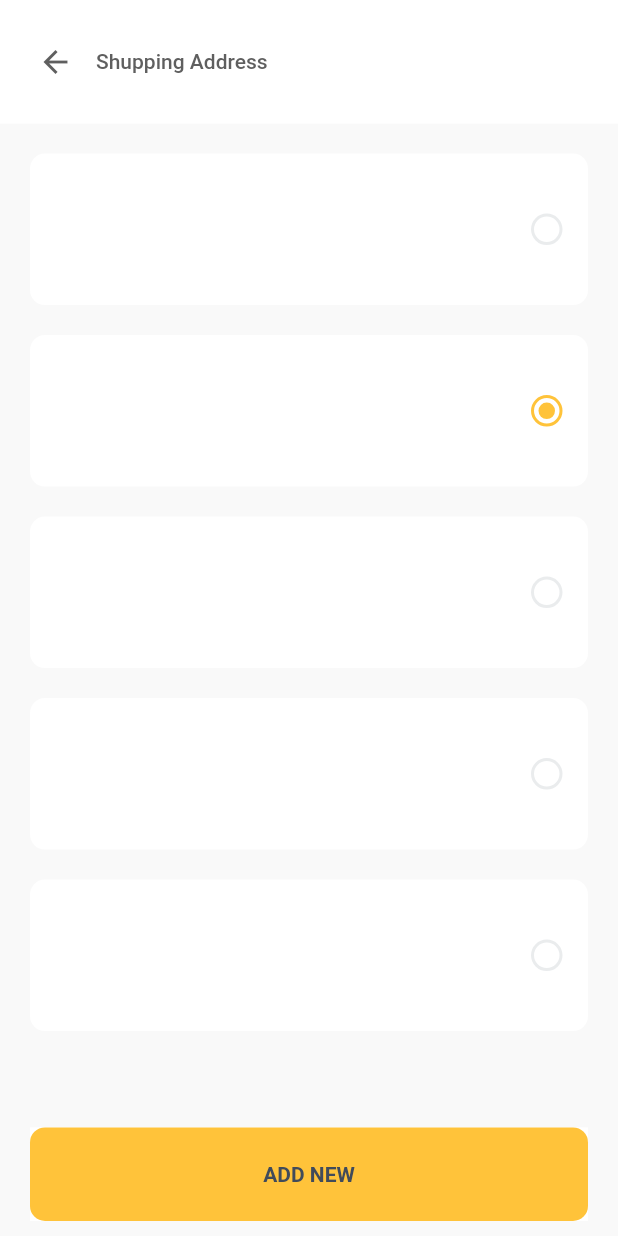
After one commit to Syahro/e_commerce, a Flutter app: the ProfilePage screen opened directly, after a tap on "Shipping Address", on a phone screen of 412 x 824 dp. The commit adds this screen. Run offline on Flutter 3.47's test engine with Material 2 defaults, Android fonts, the phone set to English and light mode, and no system bars; our stand-ins replace google_fonts, modal_bottom_sheet.

Commit message:
done modified shippingAddressPage and add some assets or support

```diff
--- /dev/null
+++ b/lib/pages/account_shipping_page.dart
@@ -0,0 +1,182 @@
+import 'package:e_commerce/theme.dart';
+import 'package:e_commerce/widget/bullet_track_order.dart';
+import 'package:e_commerce/widget/customs_appbar.dart';
+import 'package:flutter/material.dart';
+
+class AccountShippingPage extends StatelessWidget {
+  @override
+  Widget build(BuildContext context) {
+    return Scaffold(
+      backgroundColor: backgroundColor,
+      body: SafeArea(
+        child: Column(
+          children: [
+            Expanded(
+              flex: 1,
+              child: CustomsAppbar('Shupping Address'),
+            ),
+            Expanded(
+              flex: 8,
+              child: Padding(
+                padding: EdgeInsets.symmetric(horizontal: 20),
+                child: ListView(
+                  children: [
+                    SizedBox(
+                      height: 20,
+                    ),
+                    Container(
+                      height: 101,
+                      width: double.infinity,
+                      decoration: BoxDecoration(
+                        color: whiteColor,
+                        borderRadius: BorderRadius.circular(10),
+                      ),
+                      child: Padding(
+                        padding: EdgeInsets.symmetric(horizontal: 17),
+                        child: Row(
+                          mainAxisAlignment: MainAxisAlignment.end,
+                          children: [
+                            BulletTrackOrder(
+                              false,
+                              21,
+                              11,
+                            ),
+                          ],
+                        ),
+                      ),
+                    ),
+                    SizedBox(
+                      height: 20,
+                    ),
+                    Container(
+                      height: 101,
+                      width: double.infinity,
+                      decoration: BoxDecoration(
+                        color: whiteColor,
+                        borderRadius: BorderRadius.circular(10),
+                      ),
+                      child: Padding(
+                        padding: EdgeInsets.symmetric(horizontal: 17),
+                        child: Row(
+                          mainAxisAlignment: MainAxisAlignment.end,
+                          children: [
+                            BulletTrackOrder(
+                              true,
+                              21,
+                              11,
+                            ),
+                          ],
+                        ),
+                      ),
+                    ),
+                    SizedBox(
+                      height: 20,
+                    ),
+                    Container(
+                      height: 101,
+                      width: double.infinity,
+                      decoration: BoxDecoration(
+                        color: whiteColor,
+                        borderRadius: BorderRadius.circular(10),
+                      ),
+                      child: Padding(
+                        padding: EdgeInsets.symmetric(horizontal: 17),
+                        child: Row(
+                          mainAxisAlignment: MainAxisAlignment.end,
+                          children: [
+                            BulletTrackOrder(
+                              false,
+                              21,
+                              11,
+                            ),
+                          ],
+                        ),
+                      ),
+                    ),
+                    SizedBox(
+                      height: 20,
+                    ),
+                    Container(
+                      height: 101,
+                      width: double.infinity,
+                      decoration: BoxDecoration(
+                        color: whiteColor,
+                        borderRadius: BorderRadius.circular(10),
+                      ),
+                      child: Padding(
+                        padding: EdgeInsets.symmetric(horizontal: 17),
+                        child: Row(
+                          mainAxisAlignment: MainAxisAlignment.end,
+                          children: [
+                            BulletTrackOrder(
+                              false,
+                              21,
+                              11,
+                            ),
+                          ],
+                        ),
+                      ),
+                    ),
+                    SizedBox(
+                      height: 20,
+                    ),
+                    Container(
+                      height: 101,
+                      width: double.infinity,
+                      decoration: BoxDecoration(
+                        color: whiteColor,
+                        borderRadius: BorderRadius.circular(10),
+                      ),
+                      child: Padding(
+                        padding: EdgeInsets.symmetric(horizontal: 17),
+                        child: Row(
+                          mainAxisAlignment: MainAxisAlignment.end,
+                          children: [
+                            BulletTrackOrder(
+                              false,
+                              21,
+                              11,
+                            ),
+                          ],
+                        ),
+                      ),
+                    ),
+                    SizedBox(
+                      height: 20,
+                    ),
+                  ],
+                ),
+              ),
+            ),
+            Expanded(
+              flex: 1,
+              child: Container(
+                margin: EdgeInsets.symmetric(
+                  horizontal: 20,
+                  vertical: 10,
+                ),
+                height: 40,
+                width: double.infinity,
+                color: whiteColor,
+                child: FlatButton(
+                  onPressed: () {},
+                  color: yellowColor,
+                  shape: RoundedRectangleBorder(
+                    borderRadius: BorderRadius.circular(10),
+                  ),
+                  child: Text(
+                    'ADD NEW',
+                    style: boldTextStyle.copyWith(
+                      fontSize: 14,
+                      color: blackColor,
+                    ),
+                  ),
+                ),
+              ),
+            ),
+          ],
+        ),
+      ),
+    );
+  }
+}
--- a/lib/pages/profile_page.dart
+++ b/lib/pages/profile_page.dart
@@ -1,3 +1,4 @@
+import 'package:e_commerce/pages/account_shipping_page.dart';
 import 'package:e_commerce/pages/card_page.dart';
 import 'package:e_commerce/pages/track_order_page.dart';
 import 'package:e_commerce/theme.dart';
@@ -99,9 +100,21 @@ class ProfilePage extends StatelessWidget {
                         SizedBox(
                           height: 30,
                         ),
-                        MenuUser(
-                          title: 'Shipping Address',
-                          iconTitle: Icons.local_shipping_outlined,
+                        InkWell(
+                          onTap: () {
+                            Navigator.push(
+                              context,
+                              MaterialPageRoute(
+                                builder: (context) {
+                                  return AccountShippingPage();
+                                },
+                              ),
+                            );
+                          },
+                          child: MenuUser(
+                            title: 'Shipping Address',
+                            iconTitle: Icons.local_shipping_outlined,
+                          ),
                         ),
                         SizedBox(
                           height: 30,
```
